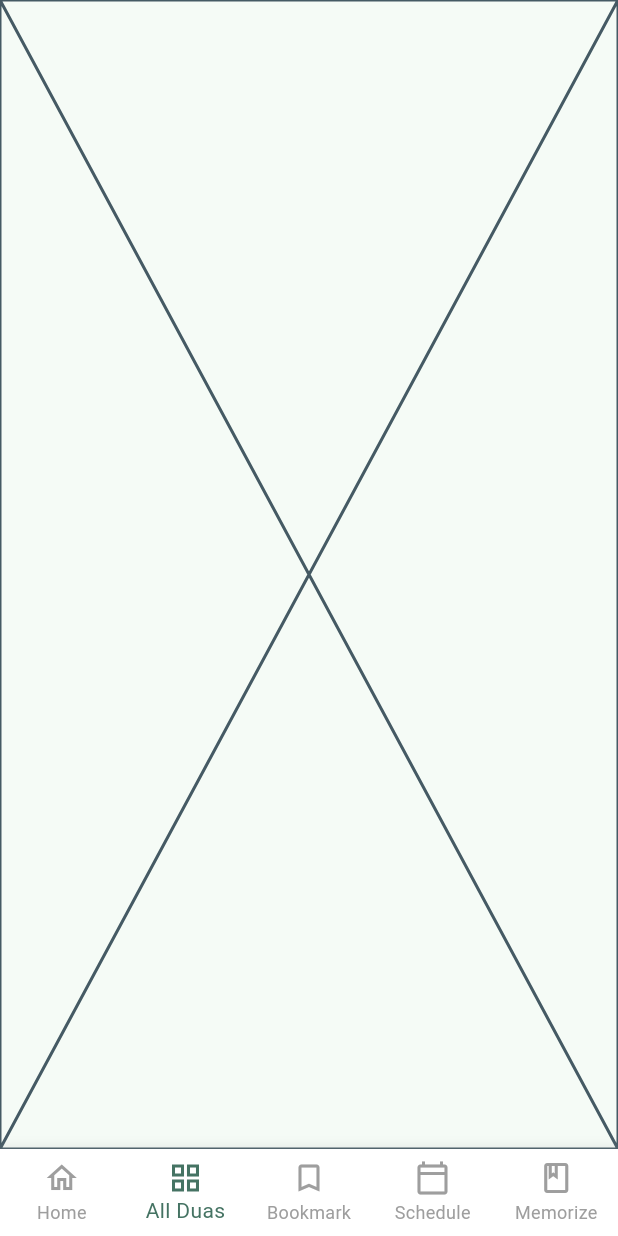
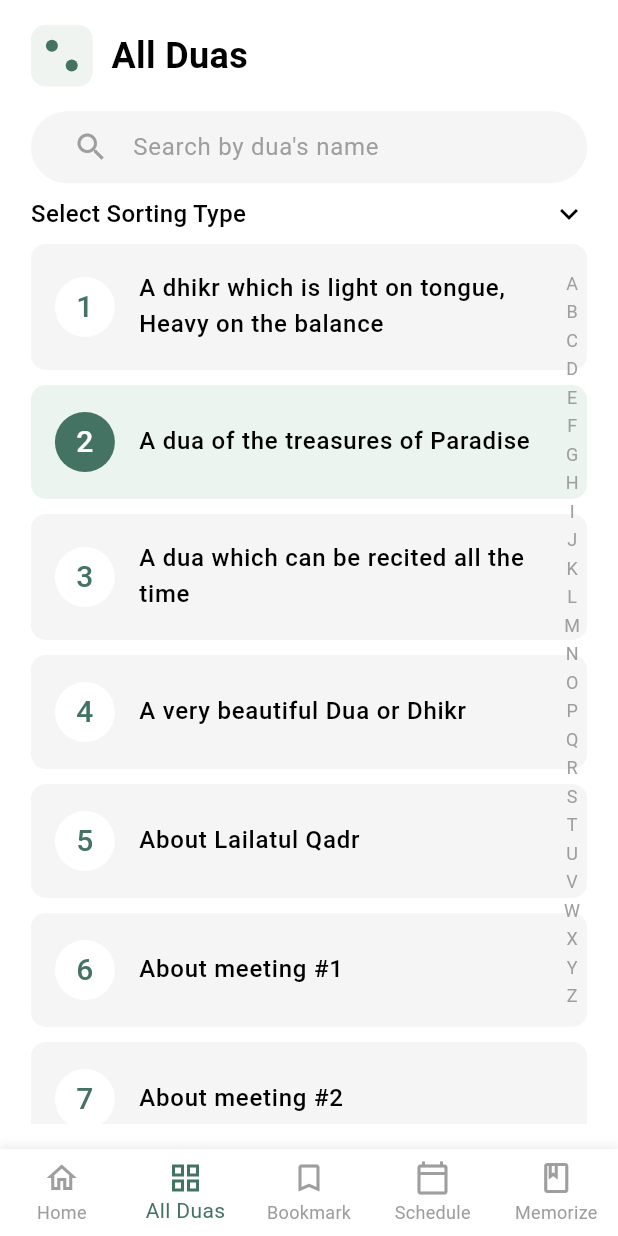
Before and after one commit to Irfanhossain909/dua_ruqiyah, a Flutter app: the screen it shows after launch, item 2 of the bottom bar chosen, on a phone screen of 412 x 824 dp. Run offline on Flutter 3.47's test engine with Material 3 defaults, Android fonts, the phone set to English and light mode, and no system bars; our stand-ins replace equatable, fpdart, get, get_it, responsive_sizer.

Commit message:
Add AllDuaScreen to navigation and update MainAppShell structure

```diff
--- a/lib/main.dart
+++ b/lib/main.dart
@@ -2,6 +2,7 @@ import 'package:dua_ruqiyah/presentation/home/ui/home_page.dart';
 import 'package:dua_ruqiyah/presentation/main_app_shell.dart';
 import 'package:dua_ruqiyah/presentation/memorization/ui/memorization_screen.dart';
 import 'package:dua_ruqiyah/presentation/bookmark/ui/bookmark_screen.dart';
+import 'package:dua_ruqiyah/presentation/alldua/ui/all_dua_screen.dart';
 import 'package:flutter/material.dart';
 import 'package:responsive_sizer/responsive_sizer.dart';
 import 'package:get/get.dart';
@@ -38,6 +39,7 @@ class DuaAndRuqyahApp extends StatelessWidget {
               name: '/memorization',
               page: () => const MemorizationScreen(),
             ),
+            GetPage(name: '/alldua', page: () => const AllDuaScreen()),
           ],
           debugShowCheckedModeBanner: false,
         );
--- /dev/null
+++ b/lib/presentation/alldua/presenter/alldua_presenter.dart
@@ -0,0 +1,48 @@
+import 'package:get/get.dart';
+import 'alldua_ui_state.dart';
+
+class AllDuaPresenter extends GetxController {
+  final _state = const AllDuaUiState().obs;
+  AllDuaUiState get state => _state.value;
+
+  // Sample data for the list of duas
+  final List<Map<String, dynamic>> duas = [
+    {
+      'id': 1,
+      'title': 'A dhikr which is light on tongue, Heavy on the balance',
+    },
+    {
+      'id': 2,
+      'title': 'A dua of the treasures of Paradise',
+      'highlighted': true,
+    },
+    {'id': 3, 'title': 'A dua which can be recited all the time'},
+    {'id': 4, 'title': 'A very beautiful Dua or Dhikr'},
+    {'id': 5, 'title': 'About Lailatul Qadr'},
+    {'id': 6, 'title': 'About meeting #1'},
+    {'id': 7, 'title': 'About meeting #2'},
+    {'id': 8, 'title': 'About meeting #3'},
+  ];
+
+  // Method to filter duas based on search query
+  List<Map<String, dynamic>> filterDuas(String query) {
+    if (query.isEmpty) {
+      return duas;
+    }
+    return duas
+        .where(
+          (dua) => dua['title'].toString().toLowerCase().contains(
+            query.toLowerCase(),
+          ),
+        )
+        .toList();
+  }
+
+  void setLoading(bool loading) {
+    _state.value = state.copyWith(isLoading: loading);
+  }
+
+  void setUserMessage(String? message) {
+    _state.value = state.copyWith(userMessage: message);
+  }
+}
--- /dev/null
+++ b/lib/presentation/alldua/presenter/alldua_ui_state.dart
@@ -0,0 +1,77 @@
+import 'package:flutter/material.dart';
+import '../../../core/base/base_ui_state.dart';
+
+class AllDuaUiState extends BaseUiState {
+  final TextStyle titleStyle;
+  final TextStyle searchHintStyle;
+  final TextStyle itemTitleStyle;
+  final TextStyle itemNumberStyle;
+  final TextStyle sortingTitleStyle;
+  final TextStyle alphabetStyle;
+
+  const AllDuaUiState({
+    super.isLoading = false,
+    super.userMessage,
+    this.titleStyle = const TextStyle(
+      fontSize: 24,
+      fontWeight: FontWeight.w600,
+      color: Colors.black,
+    ),
+    this.searchHintStyle = const TextStyle(
+      color: Color(0xFF9E9E9E),
+      fontSize: 16,
+    ),
+    this.itemTitleStyle = const TextStyle(
+      fontSize: 16,
+      fontWeight: FontWeight.w500,
+      color: Colors.black,
+    ),
+    this.itemNumberStyle = const TextStyle(
+      fontSize: 20,
+      fontWeight: FontWeight.w500,
+      color: Color(0xFF457363),
+    ),
+    this.sortingTitleStyle = const TextStyle(
+      fontSize: 16,
+      fontWeight: FontWeight.w500,
+      color: Colors.black,
+    ),
+    this.alphabetStyle = const TextStyle(
+      fontSize: 12,
+      color: Color(0xFF9E9E9E),
+    ),
+  });
+
+  AllDuaUiState copyWith({
+    bool? isLoading,
+    String? userMessage,
+    TextStyle? titleStyle,
+    TextStyle? searchHintStyle,
+    TextStyle? itemTitleStyle,
+    TextStyle? itemNumberStyle,
+    TextStyle? sortingTitleStyle,
+    TextStyle? alphabetStyle,
+  }) {
+    return AllDuaUiState(
+      isLoading: isLoading ?? this.isLoading,
+      userMessage: userMessage ?? this.userMessage,
+      titleStyle: titleStyle ?? this.titleStyle,
+      searchHintStyle: searchHintStyle ?? this.searchHintStyle,
+      itemTitleStyle: itemTitleStyle ?? this.itemTitleStyle,
+      itemNumberStyle: itemNumberStyle ?? this.itemNumberStyle,
+      sortingTitleStyle: sortingTitleStyle ?? this.sortingTitleStyle,
+      alphabetStyle: alphabetStyle ?? this.alphabetStyle,
+    );
+  }
+
+  @override
+  List<Object?> get props => [
+    ...super.props,
+    titleStyle,
+    searchHintStyle,
+    itemTitleStyle,
+    itemNumberStyle,
+    sortingTitleStyle,
+    alphabetStyle,
+  ];
+}
--- /dev/null
+++ b/lib/presentation/alldua/ui/all_dua_screen.dart
@@ -0,0 +1,247 @@
+import 'package:flutter/material.dart';
+import 'package:get/get.dart';
+import 'package:responsive_sizer/responsive_sizer.dart';
+import '../presenter/alldua_presenter.dart';
+import '../presenter/alldua_ui_state.dart';
+
+class AllDuaScreen extends StatefulWidget {
+  const AllDuaScreen({Key? key}) : super(key: key);
+
+  @override
+  State<AllDuaScreen> createState() => _AllDuaScreenState();
+}
+
+class _AllDuaScreenState extends State<AllDuaScreen> {
+  final AllDuaPresenter presenter = Get.put(AllDuaPresenter());
+  final TextEditingController _searchController = TextEditingController();
+  final RxString _searchQuery = ''.obs;
+  final RxBool _isSortingExpanded = false.obs;
+
+  @override
+  void initState() {
+    super.initState();
+    _searchController.addListener(() {
+      _searchQuery.value = _searchController.text;
+    });
+  }
+
+  @override
+  void dispose() {
+    _searchController.dispose();
+    super.dispose();
+  }
+
+  @override
+  Widget build(BuildContext context) {
+    return Scaffold(
+      backgroundColor: Colors.white,
+      body: SafeArea(
+        child: Padding(
+          padding: EdgeInsets.symmetric(horizontal: 5.w),
+          child: Column(
+            crossAxisAlignment: CrossAxisAlignment.start,
+            children: [
+              SizedBox(height: 2.h),
+              _buildHeader(),
+              SizedBox(height: 2.h),
+              _buildSearchBar(),
+              SizedBox(height: 1.h),
+              _buildSortingSection(),
+              SizedBox(height: 1.h),
+              _buildDuasList(),
+              SizedBox(height: 2.h),
+            ],
+          ),
+        ),
+      ),
+    );
+  }
+
+  Widget _buildHeader() {
+    return Row(
+      children: [
+        Container(
+          width: 10.w,
+          height: 10.w,
+          decoration: BoxDecoration(
+            color: const Color(0xFFF0F4F1),
+            borderRadius: BorderRadius.circular(10),
+          ),
+          child: Stack(
+            children: [
+              Positioned(
+                top: 10,
+                left: 10,
+                child: Container(
+                  width: 8,
+                  height: 8,
+                  decoration: const BoxDecoration(
+                    color: Color(0xFF457363),
+                    shape: BoxShape.circle,
+                  ),
+                ),
+              ),
+              Positioned(
+                bottom: 10,
+                right: 10,
+                child: Container(
+                  width: 8,
+                  height: 8,
+                  decoration: const BoxDecoration(
+                    color: Color(0xFF457363),
+                    shape: BoxShape.circle,
+                  ),
+                ),
+              ),
+            ],
+          ),
+        ),
+        SizedBox(width: 3.w),
+        Obx(() {
+          return Text('All Duas', style: presenter.state.titleStyle);
+        }),
+      ],
+    );
+  }
+
+  Widget _buildSearchBar() {
+    return Container(
+      padding: const EdgeInsets.symmetric(horizontal: 16),
+      decoration: BoxDecoration(
+        color: const Color(0xFFF5F5F5),
+        borderRadius: BorderRadius.circular(50),
+      ),
+      child: TextField(
+        controller: _searchController,
+        style: const TextStyle(fontSize: 16),
+        decoration: InputDecoration(
+          hintText: 'Search by dua\'s name',
+          hintStyle: presenter.state.searchHintStyle,
+          border: InputBorder.none,
+          prefixIcon: const Icon(Icons.search, color: Color(0xFF9E9E9E)),
+          contentPadding: const EdgeInsets.symmetric(vertical: 12),
+        ),
+      ),
+    );
+  }
+
+  Widget _buildSortingSection() {
+    return Obx(() {
+      return Column(
+        crossAxisAlignment: CrossAxisAlignment.start,
+        children: [
+          GestureDetector(
+            onTap: () {
+              _isSortingExpanded.value = !_isSortingExpanded.value;
+            },
+            child: Row(
+              mainAxisAlignment: MainAxisAlignment.spaceBetween,
+              children: [
+                Text(
+                  'Select Sorting Type',
+                  style: presenter.state.sortingTitleStyle,
+                ),
+                Icon(
+                  _isSortingExpanded.value
+                      ? Icons.keyboard_arrow_up
+                      : Icons.keyboard_arrow_down,
+                  color: Colors.black,
+                ),
+              ],
+            ),
+          ),
+          // Sorting options would go here if expanded
+        ],
+      );
+    });
+  }
+
+  Widget _buildDuasList() {
+    return Expanded(
+      child: Obx(() {
+        final filteredDuas = presenter.filterDuas(_searchQuery.value);
+        return Stack(
+          children: [
+            ListView.builder(
+              padding: EdgeInsets.zero,
+              itemCount: filteredDuas.length,
+              itemBuilder: (context, index) {
+                final dua = filteredDuas[index];
+                final isHighlighted = dua['highlighted'] == true;
+
+                return Container(
+                  margin: const EdgeInsets.only(bottom: 10),
+                  decoration: BoxDecoration(
+                    color:
+                        isHighlighted
+                            ? const Color(0xFFECF4F0)
+                            : const Color(0xFFF5F5F5),
+                    borderRadius: BorderRadius.circular(10),
+                  ),
+                  child: ListTile(
+                    contentPadding: const EdgeInsets.symmetric(
+                      horizontal: 16,
+                      vertical: 10,
+                    ),
+                    leading: Container(
+                      width: 40,
+                      height: 40,
+                      decoration: BoxDecoration(
+                        color:
+                            isHighlighted
+                                ? const Color(0xFF457363)
+                                : Colors.white,
+                        shape: BoxShape.circle,
+                      ),
+                      child: Center(
+                        child: Text(
+                          dua['id'].toString(),
+                          style: presenter.state.itemNumberStyle.copyWith(
+                            color:
+                                isHighlighted
+                                    ? Colors.white
+                                    : const Color(0xFF457363),
+                          ),
+                        ),
+                      ),
+                    ),
+                    title: Text(
+                      dua['title'],
+                      style: presenter.state.itemTitleStyle,
+                    ),
+                    onTap: () {
+                      // Handle dua selection
+                    },
+                  ),
+                );
+              },
+            ),
+            Positioned(
+              right: 0,
+              top: 0,
+              bottom: 0,
+              child: SizedBox(
+                width: 20,
+                child: ListView(
+                  padding: EdgeInsets.symmetric(vertical: 2.h),
+                  children: List.generate(
+                    26,
+                    (index) => Padding(
+                      padding: const EdgeInsets.symmetric(vertical: 1),
+                      child: Center(
+                        child: Text(
+                          String.fromCharCode(65 + index), // A-Z
+                          style: presenter.state.alphabetStyle,
+                        ),
+                      ),
+                    ),
+                  ),
+                ),
+              ),
+            ),
+          ],
+        );
+      }),
+    );
+  }
+}
--- a/lib/presentation/main_app_shell.dart
+++ b/lib/presentation/main_app_shell.dart
@@ -3,6 +3,7 @@ import 'home/ui/home_page.dart';
 import 'bookmark/ui/bookmark_screen.dart';
 import 'memorization/ui/memorization_screen.dart';
 import 'schedule/ui/schedule_screen.dart';
+import 'alldua/ui/all_dua_screen.dart';
 
 class MainAppShell extends StatefulWidget {
   const MainAppShell({super.key});
@@ -16,7 +17,7 @@ class _MainAppShellState extends State<MainAppShell> {
 
   final List<Widget> _screens = [
     const HomePage(),
-    const Placeholder(), // All Duas (placeholder)
+    const AllDuaScreen(),
     const BookmarkScreen(),
     const ScheduleScreen(),
     const MemorizationScreen(),
```
